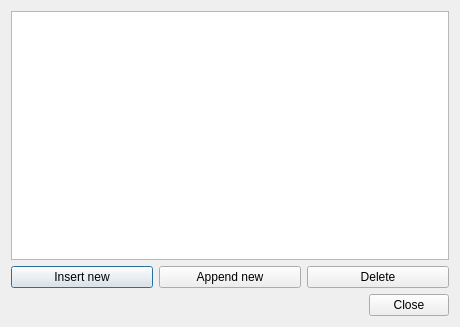
Qt form src/blocklistdialog.ui (gitGNU/gnu_tutka) before a commit.
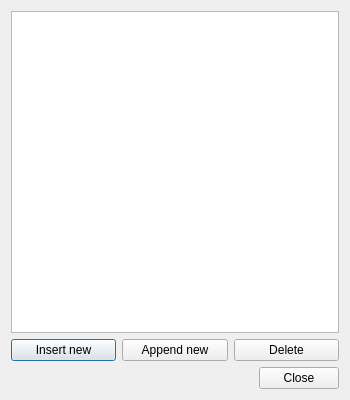
The same form after that commit.

```diff
--- a/src/blocklistdialog.ui
+++ b/src/blocklistdialog.ui
@@ -6,8 +6,8 @@
    <rect>
     <x>0</x>
     <y>0</y>
-    <width>460</width>
-    <height>327</height>
+    <width>350</width>
+    <height>400</height>
    </rect>
   </property>
   <property name="windowTitle">
```
